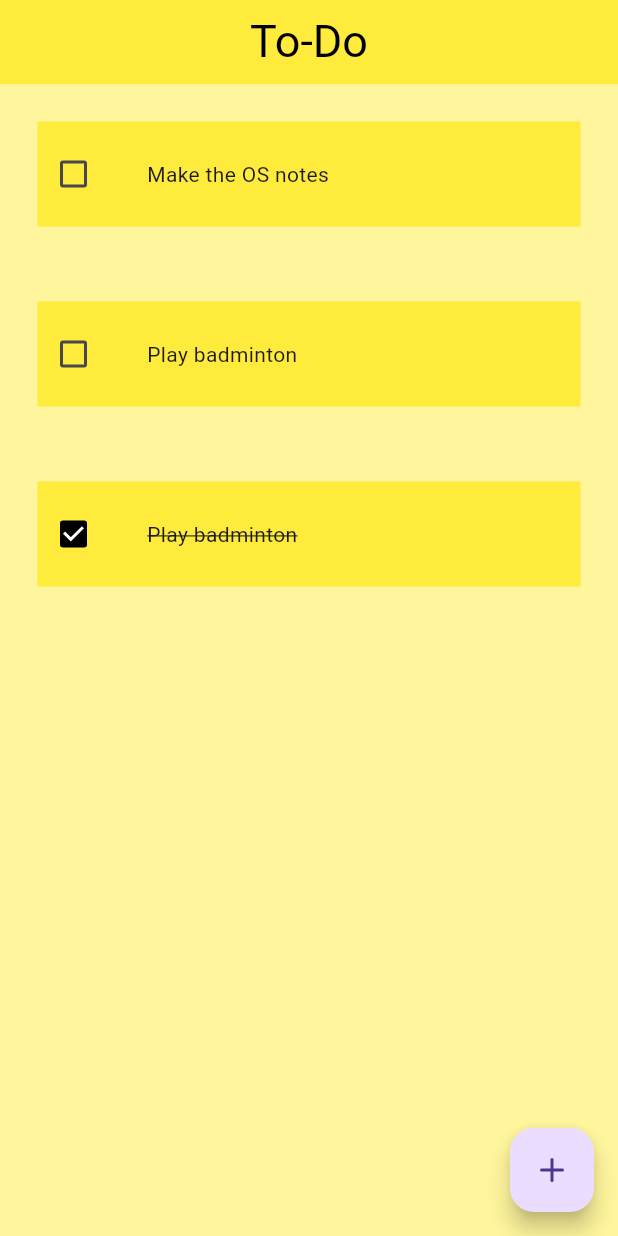
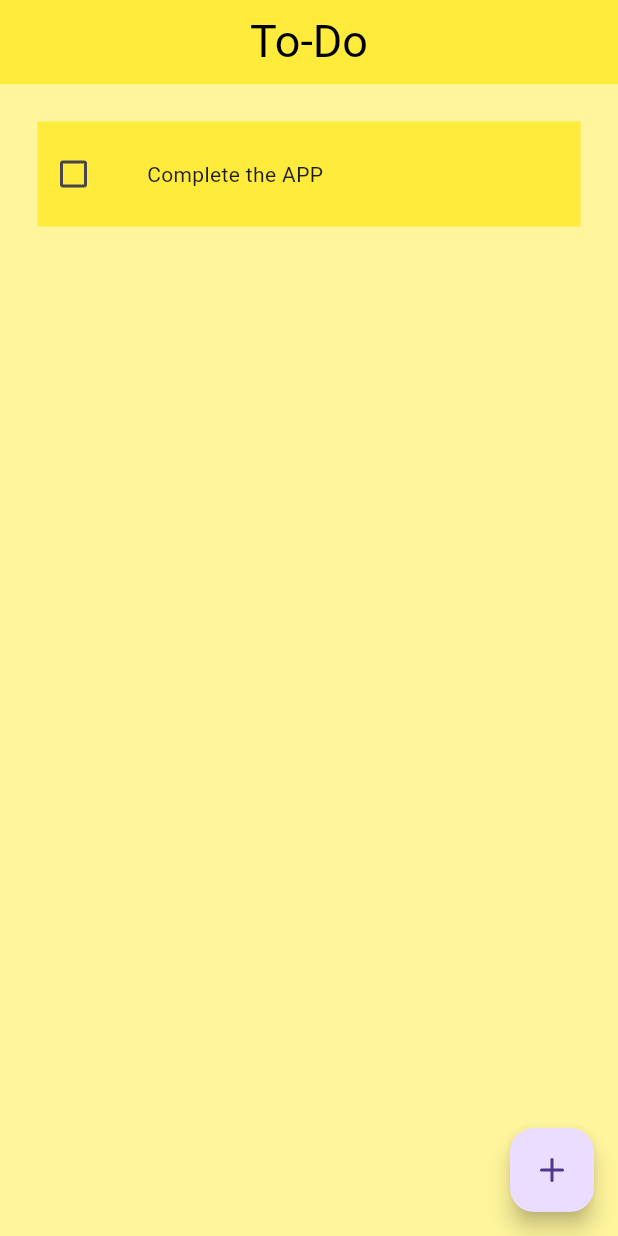
Before and after one commit to akkei117/todo, a Flutter app: the screen it shows after launch, on a phone screen of 412 x 824 dp. Run offline on Flutter 3.47's test engine with Material 3 defaults, Android fonts, the phone set to English and light mode, and no system bars; drawn by our look-alikes of flutter_slidable; our stand-ins replace lucide_icons.

Commit message:
the project is completed
now the app is completed

this app we have function
check / uncheck the todo tile
create a new task
delete a task

```diff
--- a/lib/components/todotile.dart
+++ b/lib/components/todotile.dart
@@ -38,7 +38,7 @@ class _TodotileState extends State<Todotile> {
           openThreshold: 0.1,
           closeThreshold: 0.3,
           children: [
-            SlidableAction(onPressed: deletefxn,backgroundColor: Colors.red,icon: LucideIcons.trash2,)
+            SlidableAction(onPressed: widget.deletefxn,backgroundColor: Colors.red,icon: LucideIcons.trash2,)
           ],
         ),
         child: Container(
--- a/lib/pages/homepage.dart
+++ b/lib/pages/homepage.dart
@@ -14,9 +14,8 @@ class _HomepageState extends State<Homepage> {
   var controller = TextEditingController();
 
   List todoList = [
-    ["Make the OS notes", false],
-    ["Play badminton", false],
-    ["Play badminton", true],
+    ["Complete the APP", false],
+
   ];
 
   void checkChange(bool? value, int index) {
```
